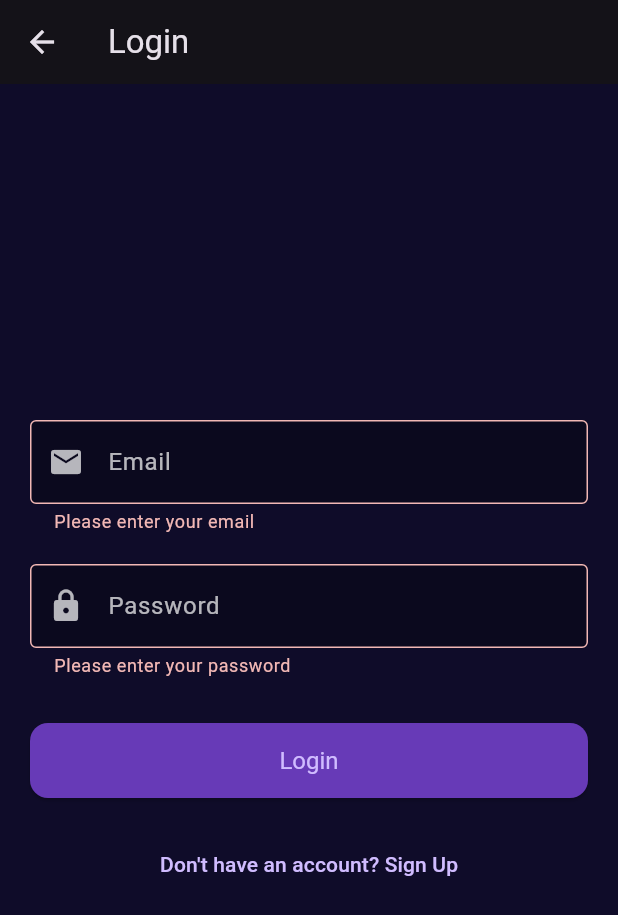
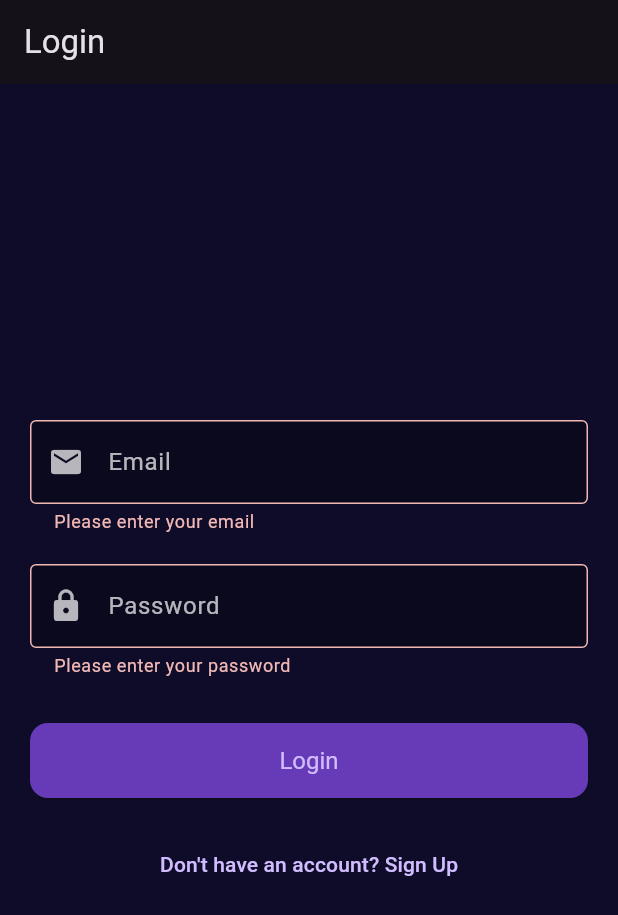
Before and after one commit to AitazazAhmad/flutter-store-task-sqlite, a Flutter app: the screen it shows after launch, after a tap on "Login", on a phone screen of 412 x 824 dp. Shown: the top 915 px of the screen. Run offline on Flutter 3.47's test engine with Material 3 defaults, Android fonts, the phone set to English and light mode, and no system bars; our stand-ins replace sqflite; accounts and stored records are empty.

```diff
--- a/lib/auth_screen.dart
+++ b/lib/auth_screen.dart
@@ -20,7 +20,7 @@ class _AuthScreenState extends State<AuthScreen> {
 
   final AuthService _authService = AuthService();
 
-  void _submit() async {
+  Future<void> _submit() async {
     if (!_formKey.currentState!.validate()) return;
 
     setState(() {
@@ -37,9 +37,10 @@ class _AuthScreenState extends State<AuthScreen> {
 
         if (result['status'] == 'Success') {
           if (mounted) {
-            Navigator.pushReplacementNamed(
+            Navigator.pushNamedAndRemoveUntil(
               context,
               '/home',
+                  (route) => false, // remove all previous routes
               arguments: _emailController.text.trim(),
             );
           }
@@ -97,8 +98,19 @@ class _AuthScreenState extends State<AuthScreen> {
 
   @override
   Widget build(BuildContext context) {
-    return Scaffold(
-      appBar: AppBar(title: Text(_isLogin ? 'Login' : 'Sign Up')),
+    return WillPopScope(
+      onWillPop: () async {
+        // Prevent "route not found" error
+        if (Navigator.canPop(context)) {
+          return true;
+        }
+        return true; // allow system back if no routes left
+      },
+      child: Scaffold(
+        appBar: AppBar(
+          title: Text(_isLogin ? 'Login' : 'Sign Up'),
+          automaticallyImplyLeading: true, // hide back arrow
+        ),
         body: Padding(
           padding: const EdgeInsets.all(20.0),
           child: Form(
@@ -197,6 +209,7 @@ class _AuthScreenState extends State<AuthScreen> {
             ),
           ),
         ),
+      ),
     );
   }
 }
--- a/lib/login_page.dart
+++ b/lib/login_page.dart
@@ -4,9 +4,11 @@ import 'database_helper.dart';
 class LoginPage extends StatefulWidget {
   final DatabaseHelper? dbHelper;
 
+  // ignore: use_super_parameters
   const LoginPage({Key? key, this.dbHelper}) : super(key: key);
 
   @override
+  // ignore: library_private_types_in_public_api
   _LoginPageState createState() => _LoginPageState();
 }
 
--- a/lib/main.dart
+++ b/lib/main.dart
@@ -43,26 +43,24 @@ class MyApp extends StatelessWidget {
         ),
       ),
       initialRoute: '/auth',
-      routes: {'/auth': (context) => const AuthScreen()},
-      onGenerateRoute: (settings) {
-        if (settings.name == '/home') {
-          final args = settings.arguments;
+      routes: {
+        '/auth': (context) => const AuthScreen(),
+        '/home': (context) {
+          final args = ModalRoute.of(context)!.settings.arguments;
           if (args is String) {
-            return MaterialPageRoute(
-              builder: (context) => HomeScreen(email: args),
-            );
+            return HomeScreen(email: args);
           } else {
-            return _errorRoute("Invalid argument for HomeScreen");
+            return _errorScreen("Invalid argument for HomeScreen");
           }
-        }
-        return _errorRoute("Route not found");
         },
+      },
+      onUnknownRoute: (settings) =>
+          MaterialPageRoute(builder: (_) => _errorScreen("Route not found")),
     );
   }
 
-  Route<dynamic> _errorRoute(String message) {
-    return MaterialPageRoute(
-      builder: (context) => Scaffold(
+  Widget _errorScreen(String message) {
+    return Scaffold(
       backgroundColor: Colors.black,
       appBar: AppBar(title: const Text("Error")),
       body: Center(
@@ -71,7 +69,6 @@ class MyApp extends StatelessWidget {
           style: const TextStyle(fontSize: 18, color: Colors.redAccent),
         ),
       ),
-      ),
     );
   }
 }
```
Also changed, not shown: lib/home_screen.dart (+26 -3 lines), 6 other files. Lines whose indentation alone changed are shown as unchanged.
